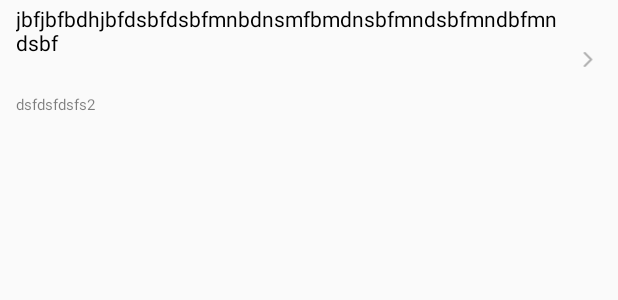
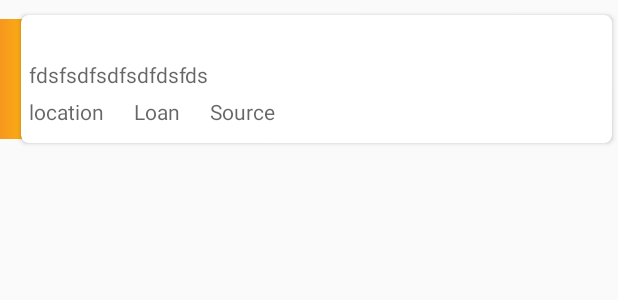
Before and after one commit to ShrreyaBehll/Stratup-Mitra, an Android app: the layout custom_detail.xml on its own in the app's theme, with its tools: preview values and no code run, on a phone screen of 412 x 824 dp. Shown: the top 300 px of the screen. Run offline under Robolectric (Android 15) with nearby library versions, the phone set to English and light mode, and no system bars.

Commit message:
done recyclerview

```diff
--- a/app/src/main/java/com/sih/startupmitra/Rec/DetailedList.java
+++ b/app/src/main/java/com/sih/startupmitra/Rec/DetailedList.java
@@ -94,13 +94,12 @@ public class DetailedList extends AppCompatActivity {
                     myPojo.setSector(schemeList.get(i).getSector());
                     myPojo.setRegLink(schemeList.get(i).getRegLink());
                     myPojo.setLoanRange(schemeList.get(i).getLoanRange());
+                    myPojo.setCityLocation(schemeList.get(i).getCityLocation());
                     list.add(myPojo);
 
                 }
                 CustomBlogAdapter customBlogAdapter = new CustomBlogAdapter(DetailedList.this,list);
                 RecyclerView.LayoutManager recycelrviewAdapterManager = new LinearLayoutManager(DetailedList.this);
-                DividerItemDecoration dividerItemDecoration = new DividerItemDecoration(recycler_view.getContext(), DividerItemDecoration.VERTICAL);
-                recycler_view.addItemDecoration(dividerItemDecoration);
                 recycler_view.setLayoutManager(recycelrviewAdapterManager);
                 recycler_view.setAdapter(customBlogAdapter);
 
--- a/app/src/main/java/com/sih/startupmitra/adapter/CustomBlogAdapter.java
+++ b/app/src/main/java/com/sih/startupmitra/adapter/CustomBlogAdapter.java
@@ -42,7 +42,7 @@ public class CustomBlogAdapter extends RecyclerView.Adapter<CustomBlogAdapter.My
         final MyPojo blogModel = list.get(position);
         holder.blog_title.setText(blogModel.getSchemeName());
         holder.blog_desc.setText(blogModel.getHeadedBy());
-        holder.location.setText("Loan Range: |Rs "+blogModel.getLoanRange());
+        holder.location.setText("Loan Range: Rs "+blogModel.getLoanRange());
         holder.itemView.setOnClickListener(view -> {
 //            Intent setToDetailedActivity = new Intent(context, BlogDetailedActivity.class);
 //            setToDetailedActivity.putExtra(Constants.Blog.Blog_URL, blogModel.getURL());
--- a/app/src/main/res/layout/custom_detail.xml
+++ b/app/src/main/res/layout/custom_detail.xml
@@ -1,59 +1,98 @@
 <LinearLayout xmlns:android="http://schemas.android.com/apk/res/android"
+    xmlns:app="http://schemas.android.com/apk/res-auto"
     android:id="@+id/foodPrefLinearLayout"
     android:layout_width="match_parent"
-    android:layout_height="80dp"
-    android:layout_marginLeft="5dp"
-    android:gravity="center"
+    android:layout_height="100dp"
     android:orientation="horizontal"
+    android:paddingTop="5dp"
     android:visibility="visible">
 
 
-    <LinearLayout
-        android:layout_width="0dp"
-        android:layout_height="wrap_content"
-        android:layout_weight="0.7"
-        android:orientation="vertical"
-        android:paddingLeft="5dp">
 
-        <TextView
-            android:id="@+id/name"
-            android:layout_width="wrap_content"
-            android:layout_height="wrap_content"
-            android:gravity="center_horizontal"
-            android:text="jbfjbfbdhjbfdsbfdsbfmnbdnsmfbmdnsbfmndsbfmndbfmndsbf"
-            android:textAlignment="textStart"
-            android:textColor="#000000"
-            android:textSize="14sp" />
-
-        <TextView
-            android:id="@+id/dep"
-            android:layout_width="wrap_content"
-            android:layout_height="wrap_content"
-            android:layout_marginTop="5dp"
-            android:alpha="0.5"
-            android:text=""
-            android:textColor="#000000"
-            android:textSize="10sp"
-            android:textStyle="normal" />
-
-        <TextView
-            android:id="@+id/location"
-            android:layout_width="wrap_content"
-            android:layout_height="wrap_content"
-            android:layout_marginTop="5dp"
-            android:alpha="0.5"
-            android:text="dsfdsfdsfs2"
-            android:textColor="#000000"
-            android:textSize="10sp"
-            android:textStyle="normal" />
-
-    </LinearLayout>
 
 
     <ImageView
         android:layout_width="40dp"
         android:layout_height="10dp"
         android:alpha="0.3"
-        android:src="@drawable/arrowpoint" />
+        android:src="@drawable/arrowpoint"
+        android:visibility="gone" />
+
+    <FrameLayout
+        android:layout_width="40dp"
+        android:layout_height="80dp"
+        android:layout_gravity="center"
+        android:background="@drawable/gradient_blue" />
+
+    <android.support.v7.widget.CardView
+        android:layout_width="match_parent"
+        android:layout_height="match_parent"
+        app:cardUseCompatPadding="true"
+        android:layout_marginLeft="-30dp"
+        app:cardCornerRadius="5dp">
+
+        <RelativeLayout
+            android:layout_width="match_parent"
+            android:layout_height="match_parent"
+            android:padding="5dp">
+
+            <TextView
+                android:id="@+id/name"
+                android:layout_width="wrap_content"
+                android:layout_height="wrap_content"
+                android:text=""
+                android:textAppearance="?android:textAppearanceMedium"
+                android:textColor="@color/colorPrimaryDark" />
+
+            <TextView
+                android:id="@+id/dep"
+                android:layout_width="wrap_content"
+                android:layout_height="wrap_content"
+                android:layout_below="@+id/name"
+                android:alpha="0.6"
+                android:text="fdsfsdfsdfsdfdsfds"
+                android:textAppearance="?android:textAppearanceSmall"
+                android:textColor="#000" />
+
+            <LinearLayout
+                android:layout_width="match_parent"
+                android:layout_height="wrap_content"
+                android:layout_below="@+id/dep"
+                android:layout_marginTop="5dp"
+                android:orientation="horizontal">
+
+                <TextView
+                    android:id="@+id/location"
+                    android:layout_width="wrap_content"
+                    android:layout_height="wrap_content"
+                    android:layout_below="@+id/name"
+                    android:alpha="0.6"
+                    android:text="location"
+                    android:textAppearance="?android:textAppearanceSmall"
+                    android:textColor="#000" />
+
+                <TextView
+                    android:id="@+id/loan"
+                    android:layout_width="wrap_content"
+                    android:layout_height="wrap_content"
+                    android:layout_below="@+id/name"
+                    android:layout_marginLeft="20dp"
+                    android:alpha="0.6"
+                    android:text="Loan"
+                    android:textAppearance="?android:textAppearanceSmall"                    android:textColor="#000" />
+
+                <TextView
+                    android:id="@+id/source"
+                    android:layout_width="wrap_content"
+                    android:layout_height="wrap_content"
+                    android:layout_below="@+id/name"
+                    android:layout_marginLeft="20dp"
+                    android:alpha="0.6"
+                    android:text="Source"
+                    android:textAppearance="?android:textAppearanceSmall"                    android:textColor="#000" />
+            </LinearLayout>
+        </RelativeLayout>
+
+    </android.support.v7.widget.CardView>
 
 </LinearLayout>
```
